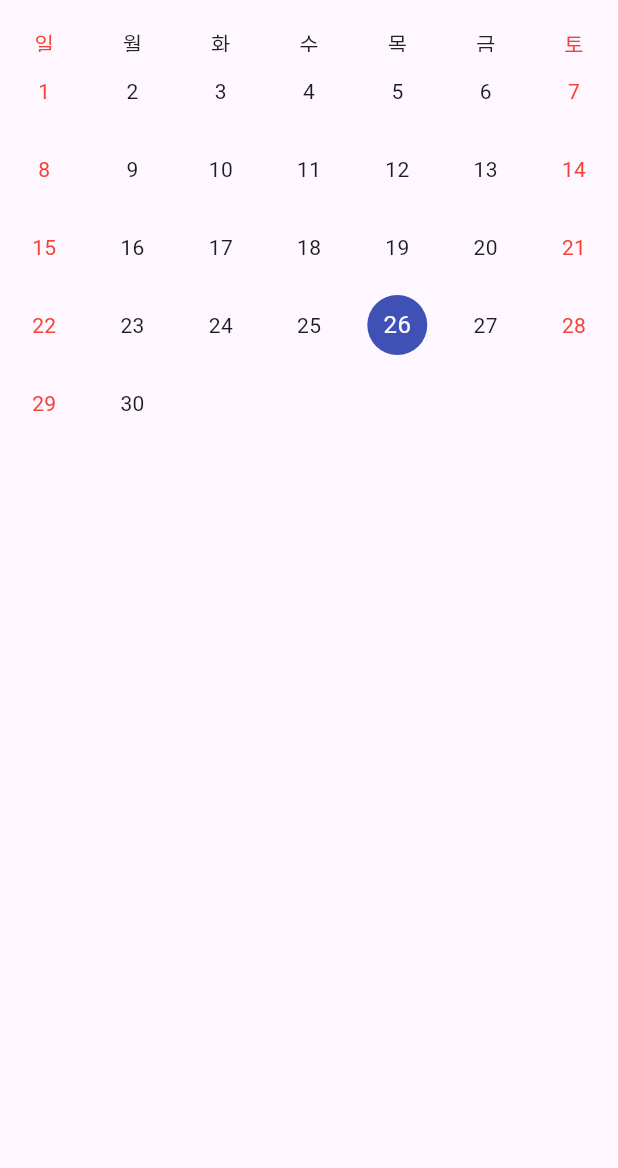
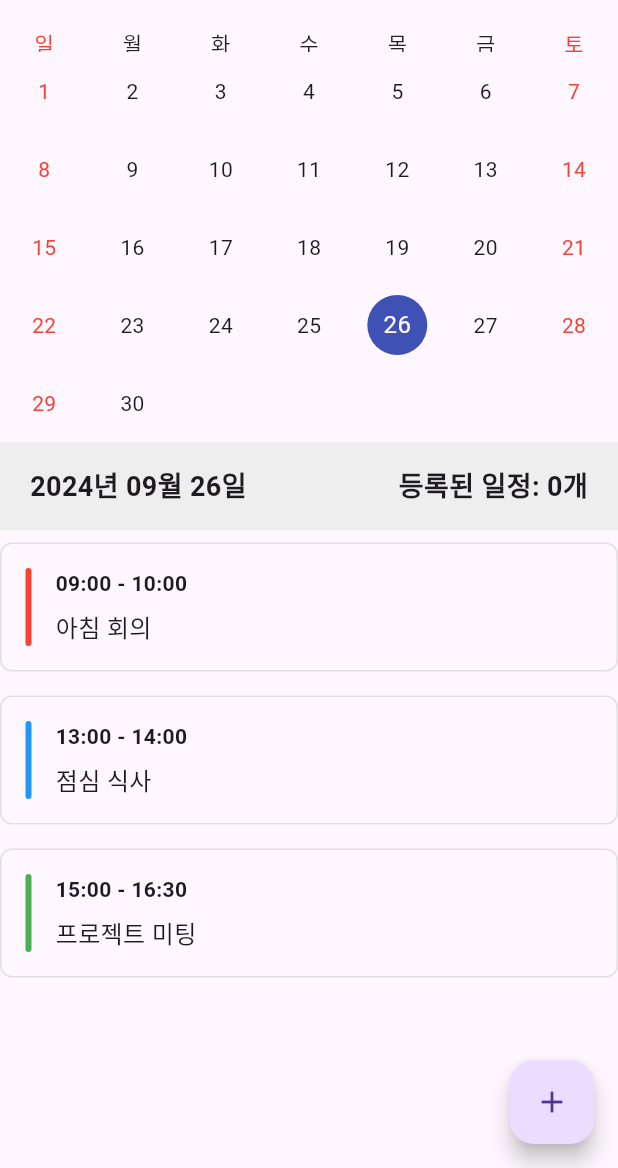
Before and after one commit to hanacody/calendar_scheduler, a Flutter app: the screen it shows after launch, on a phone screen of 412 x 824 dp, the part 68-1236 px from its top. Run offline on Flutter 3.47's test engine with Material 3 defaults, Android fonts, the phone set to English and light mode, and no system bars; drawn by our look-alikes of table_calendar; our stand-ins replace flutter_colorpicker.

Commit message:
모델까지 생성

```diff
--- /dev/null
+++ b/lib/component/schedule_card.dart
@@ -0,0 +1,119 @@
+import 'package:flutter/material.dart';
+
+// ScheduleCard 위젯: 개별 일정 항목을 표시하는 카드
+class ScheduleCard extends StatelessWidget {
+  final String startTime;
+  final String endTime;
+  final String content;
+  final Color color;
+
+  const ScheduleCard({
+    Key? key,
+    required this.startTime,
+    required this.endTime,
+    required this.content,
+    required this.color,
+  }) : super(key: key);
+
+  @override
+  Widget build(BuildContext context) {
+    return Container(
+      decoration: BoxDecoration(
+        border: Border.all(
+          width: 1.0,
+          color: Colors.grey[300]!,
+        ),
+        borderRadius: BorderRadius.circular(8.0),
+      ),
+      child: Padding(
+        padding: const EdgeInsets.all(16.0),
+        child: IntrinsicHeight(
+          child: Row(
+            crossAxisAlignment: CrossAxisAlignment.stretch,
+            children: [
+              _buildColorBar(),
+              const SizedBox(width: 16.0),
+              _buildContent(),
+            ],
+          ),
+        ),
+      ),
+    );
+  }
+
+  Widget _buildColorBar() {
+    return Container(
+      width: 4.0,
+      decoration: BoxDecoration(
+        color: color,
+        borderRadius: BorderRadius.circular(2.0),
+      ),
+    );
+  }
+
+  Widget _buildContent() {
+    return Expanded(
+      child: Column(
+        crossAxisAlignment: CrossAxisAlignment.start,
+        children: [
+          Text(
+            '$startTime - $endTime',
+            style: const TextStyle(
+              fontSize: 14.0,
+              fontWeight: FontWeight.bold,
+            ),
+          ),
+          const SizedBox(height: 8.0),
+          Text(
+            content,
+            style: const TextStyle(fontSize: 16.0),
+          ),
+        ],
+      ),
+    );
+  }
+}
+
+// 주석: ScheduleCard 위젯은 개별 일정 항목을 표시하는 카드입니다.
+// 시작 시간, 종료 시간, 내용, 색상을 입력받아 일관된 디자인으로 표시합니다.
+//
+// 향후 개선 사항:
+// 1. 긴 내용을 위한 텍스트 오버플로우 처리
+// 2. 터치 이벤트 처리를 위한 콜백 함수 추가
+// 3. 다양한 스타일 옵션을 위한 추가 매개변수 도입
+
+// ScheduleList 위젯: 여러 개의 ScheduleCard를 리스트로 표시
+class ScheduleList extends StatelessWidget {
+  final List<Map<String, dynamic>> schedules;
+
+  const ScheduleList({Key? key, required this.schedules}) : super(key: key);
+
+  @override
+  Widget build(BuildContext context) {
+    return Expanded(
+      child: ListView.builder(
+        itemCount: schedules.length,
+        itemBuilder: (context, index) {
+          final schedule = schedules[index];
+          return Padding(
+            padding: const EdgeInsets.symmetric(vertical: 8.0),
+            child: ScheduleCard(
+              startTime: schedule['startTime'] as String,
+              endTime: schedule['endTime'] as String,
+              content: schedule['content'] as String,
+              color: schedule['color'] as Color,
+            ),
+          );
+        },
+      ),
+    );
+  }
+}
+
+// 주석: ScheduleList 위젯은 여러 개의 ScheduleCard를 리스트 형태로 표시합니다.
+// schedules 리스트를 입력받아 각 항목을 ScheduleCard로 변환하여 출력합니다.
+//
+// 향후 개선 사항:
+// 1. 빈 리스트 처리를 위한 EmptyState 위젯 추가
+// 2. 무한 스크롤 또는 페이지네이션 구현
+// 3. 스케줄 항목 간 구분선 추가 옵션
--- /dev/null
+++ b/lib/component/today_banner.dart
@@ -0,0 +1,45 @@
+import 'package:flutter/material.dart';
+import 'package:intl/intl.dart';
+
+class TodayBanner extends StatelessWidget {
+  final DateTime selectedDay;
+  final int scheduledCount;
+
+  const TodayBanner({
+    Key? key,
+    required this.selectedDay,
+    required this.scheduledCount,
+  }) : super(key: key);
+
+  @override
+  Widget build(BuildContext context) {
+    return Container(
+      padding: const EdgeInsets.symmetric(vertical: 16, horizontal: 20),
+      color: Colors.grey[200],
+      child: Row(
+        mainAxisAlignment: MainAxisAlignment.spaceBetween,
+        children: [
+          Text(
+            DateFormat('yyyy년 MM월 dd일').format(selectedDay),
+            style: const TextStyle(
+              fontSize: 18,
+              fontWeight: FontWeight.bold,
+            ),
+          ),
+          Text(
+            '등록된 일정: $scheduledCount개',
+            style: const TextStyle(
+              fontSize: 18,
+              fontWeight: FontWeight.bold,
+            ),
+          ),
+        ],
+      ),
+    );
+  }
+}
+
+// 주석: 이 컴포넌트는 HomeScreen에서 하단 배너 부분을 분리하여 재사용 가능한 위젯으로 만들었습니다.
+// 향후 개선 사항:
+// 1. 텍스트 스타일을 더 쉽게 커스터마이징할 수 있도록 추가 매개변수를 도입할 수 있습니다.
+// 2. 다국어 지원을 위해 날짜 형식을 외부에서 주입받을 수 있도록 수정할 수 있습니다.
--- a/lib/screen/home_screen.dart
+++ b/lib/screen/home_screen.dart
@@ -1,5 +1,8 @@
 import 'package:flutter/material.dart';
 import 'package:calendar_scheduler/component/calendar.dart';
+import 'package:calendar_scheduler/component/today_banner.dart';
+import 'package:calendar_scheduler/component/schedule_card.dart';
+import 'package:calendar_scheduler/component/bottom_sheet.dart';
 
 class HomeScreen extends StatefulWidget {
   const HomeScreen({super.key});
@@ -16,6 +19,31 @@ class _HomeScreenState extends State<HomeScreen> {
   );
   DateTime focusedDay = DateTime.now();
 
+  // 임시로 등록된 일정 개수를 저장하는 변수
+  int scheduledCount = 0;
+
+  // 임시 스케줄 데이터
+  final List<Map<String, dynamic>> _schedules = [
+    {
+      'startTime': '09:00',
+      'endTime': '10:00',
+      'content': '아침 회의',
+      'color': Colors.red,
+    },
+    {
+      'startTime': '13:00',
+      'endTime': '14:00',
+      'content': '점심 식사',
+      'color': Colors.blue,
+    },
+    {
+      'startTime': '15:00',
+      'endTime': '16:30',
+      'content': '프로젝트 미팅',
+      'color': Colors.green,
+    },
+  ];
+
   @override
   Widget build(BuildContext context) {
     return Scaffold(
@@ -29,11 +57,31 @@ class _HomeScreenState extends State<HomeScreen> {
                 setState(() {
                   this.selectedDay = selectedDay;
                   this.focusedDay = focusedDay;
+                  // 선택된 날짜에 따라 등록된 일정 개수를 업데이트하는 로직이 필요합니다.
+                  // 예: scheduledCount = getScheduleCount(selectedDay);
+                  scheduledCount = _schedules.length; // 임시로 고정된 값 사용
                 });
               },
             ),
+            TodayBanner(
+              selectedDay: selectedDay,
+              scheduledCount: scheduledCount,
+            ),
+            ScheduleList(schedules: _schedules),
           ],
         ),
+      ),
+      floatingActionButton: FloatingActionButton(
+        onPressed: () {
+          showModalBottomSheet(
+            context: context,
+            isScrollControlled: true,
+            builder: (BuildContext context) {
+              return ScheduleBottomSheet();
+            },
+          );
+        },
+        child: Icon(Icons.add),
       ),
     );
   }
--- a/pubspec.yaml
+++ b/pubspec.yaml
@@ -42,6 +42,7 @@ dependencies:
   path_provider: ^2.0.0
   path: ^1.9.0
   get_it: ^7.6.7
+  flutter_colorpicker: ^1.1.0
 
 dev_dependencies:
   flutter_test:
```
Also changed, not shown: lib/component/bottom_sheet.dart (added, +187 -0 lines), lib/model/schedule.dart (added, +54 -0 lines), pubspec.lock.
